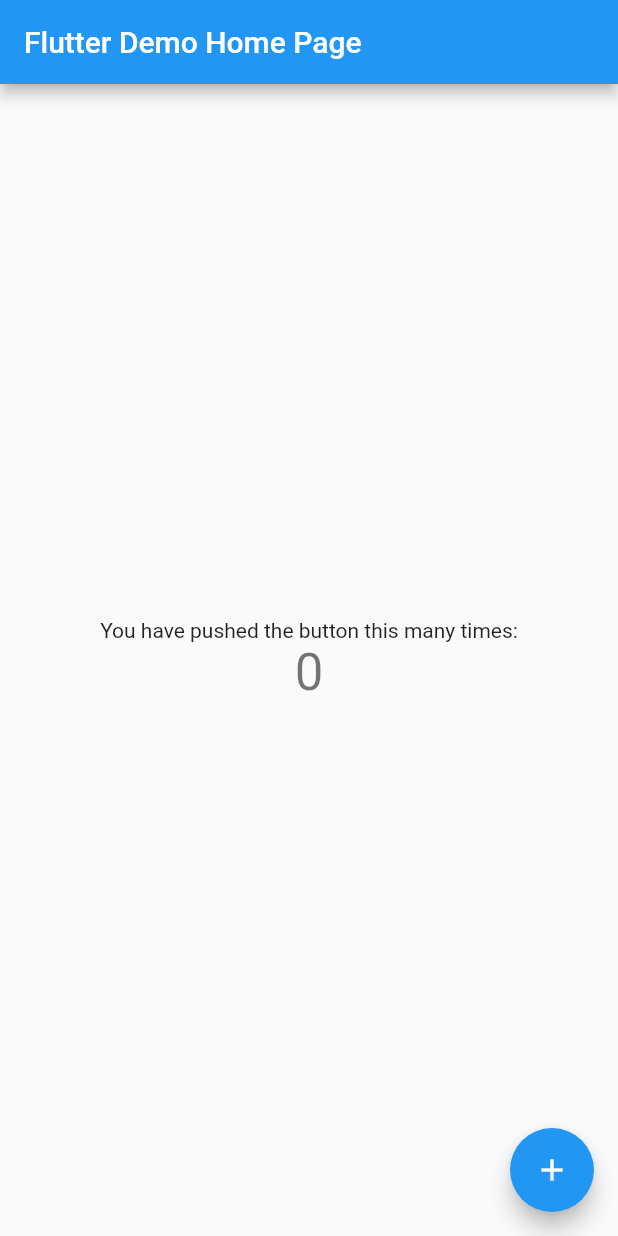
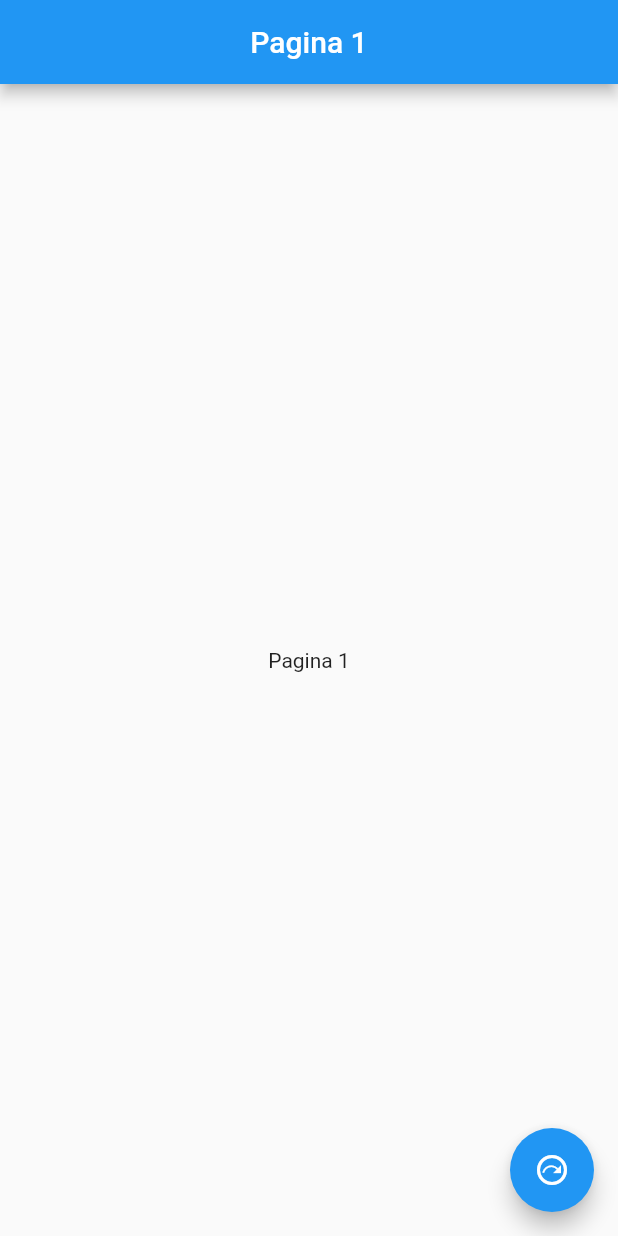
Before and after one commit to LuisPulenta/transicion_app, a Flutter app: the screen it shows after launch, on a phone screen of 412 x 824 dp. Run offline on Flutter 3.47's test engine with Material 2 defaults, Android fonts, the phone set to English and light mode, and no system bars.

Commit message:
Video 190

```diff
--- a/lib/main.dart
+++ b/lib/main.dart
@@ -1,115 +1,15 @@
 import 'package:flutter/material.dart';
+import 'package:transicion_app/src/pages/pagina1_page.dart';
 
-void main() {
-  runApp(const MyApp());
-}
+void main() => runApp(MyApp());
 
 class MyApp extends StatelessWidget {
-  const MyApp({Key? key}) : super(key: key);
-
-  // This widget is the root of your application.
   @override
   Widget build(BuildContext context) {
     return MaterialApp(
-      title: 'Flutter Demo',
-      theme: ThemeData(
-        // This is the theme of your application.
-        //
-        // Try running your application with "flutter run". You'll see the
-        // application has a blue toolbar. Then, without quitting the app, try
-        // changing the primarySwatch below to Colors.green and then invoke
-        // "hot reload" (press "r" in the console where you ran "flutter run",
-        // or simply save your changes to "hot reload" in a Flutter IDE).
-        // Notice that the counter didn't reset back to zero; the application
-        // is not restarted.
-        primarySwatch: Colors.blue,
-      ),
-      home: const MyHomePage(title: 'Flutter Demo Home Page'),
+      debugShowCheckedModeBanner: false,
+      title: 'Material App',
+      home: Pagina1Page(),
     );
   }
 }
-
-class MyHomePage extends StatefulWidget {
-  const MyHomePage({Key? key, required this.title}) : super(key: key);
-
-  // This widget is the home page of your application. It is stateful, meaning
-  // that it has a State object (defined below) that contains fields that affect
-  // how it looks.
-
-  // This class is the configuration for the state. It holds the values (in this
-  // case the title) provided by the parent (in this case the App widget) and
-  // used by the build method of the State. Fields in a Widget subclass are
-  // always marked "final".
-
-  final String title;
-
-  @override
-  State<MyHomePage> createState() => _MyHomePageState();
-}
-
-class _MyHomePageState extends State<MyHomePage> {
-  int _counter = 0;
-
-  void _incrementCounter() {
-    setState(() {
-      // This call to setState tells the Flutter framework that something has
-      // changed in this State, which causes it to rerun the build method below
-      // so that the display can reflect the updated values. If we changed
-      // _counter without calling setState(), then the build method would not be
-      // called again, and so nothing would appear to happen.
-      _counter++;
-    });
-  }
-
-  @override
-  Widget build(BuildContext context) {
-    // This method is rerun every time setState is called, for instance as done
-    // by the _incrementCounter method above.
-    //
-    // The Flutter framework has been optimized to make rerunning build methods
-    // fast, so that you can just rebuild anything that needs updating rather
-    // than having to individually change instances of widgets.
-    return Scaffold(
-      appBar: AppBar(
-        // Here we take the value from the MyHomePage object that was created by
-        // the App.build method, and use it to set our appbar title.
-        title: Text(widget.title),
-      ),
-      body: Center(
-        // Center is a layout widget. It takes a single child and positions it
-        // in the middle of the parent.
-        child: Column(
-          // Column is also a layout widget. It takes a list of children and
-          // arranges them vertically. By default, it sizes itself to fit its
-          // children horizontally, and tries to be as tall as its parent.
-          //
-          // Invoke "debug painting" (press "p" in the console, choose the
-          // "Toggle Debug Paint" action from the Flutter Inspector in Android
-          // Studio, or the "Toggle Debug Paint" command in Visual Studio Code)
-          // to see the wireframe for each widget.
-          //
-          // Column has various properties to control how it sizes itself and
-          // how it positions its children. Here we use mainAxisAlignment to
-          // center the children vertically; the main axis here is the vertical
-          // axis because Columns are vertical (the cross axis would be
-          // horizontal).
-          mainAxisAlignment: MainAxisAlignment.center,
-          children: <Widget>[
-            const Text(
-              'You have pushed the button this many times:',
-            ),
-            Text(
-              '$_counter',
-              style: Theme.of(context).textTheme.headline4,
-            ),
-          ],
-        ),
-      ),
-      floatingActionButton: FloatingActionButton(
-        onPressed: _incrementCounter,
-        tooltip: 'Increment',
-        child: const Icon(Icons.add),
-      ), // This trailing comma makes auto-formatting nicer for build methods.
-    );
-  }
-}
--- /dev/null
+++ b/lib/src/pages/pagina1_page.dart
@@ -0,0 +1,22 @@
+import 'package:flutter/material.dart';
+
+class Pagina1Page extends StatelessWidget {
+  const Pagina1Page({Key? key}) : super(key: key);
+
+  @override
+  Widget build(BuildContext context) {
+    return Scaffold(
+      appBar: AppBar(
+        title: Text('Pagina 1'),
+        centerTitle: true,
+      ),
+      body: Center(
+        child: Text('Pagina 1'),
+      ),
+      floatingActionButton: FloatingActionButton(
+        child: Icon(Icons.next_plan_outlined),
+        onPressed: () {},
+      ),
+    );
+  }
+}
```
Also changed, not shown: lib/src/pages/pagina2_page.dart (added, +19 -0 lines).
